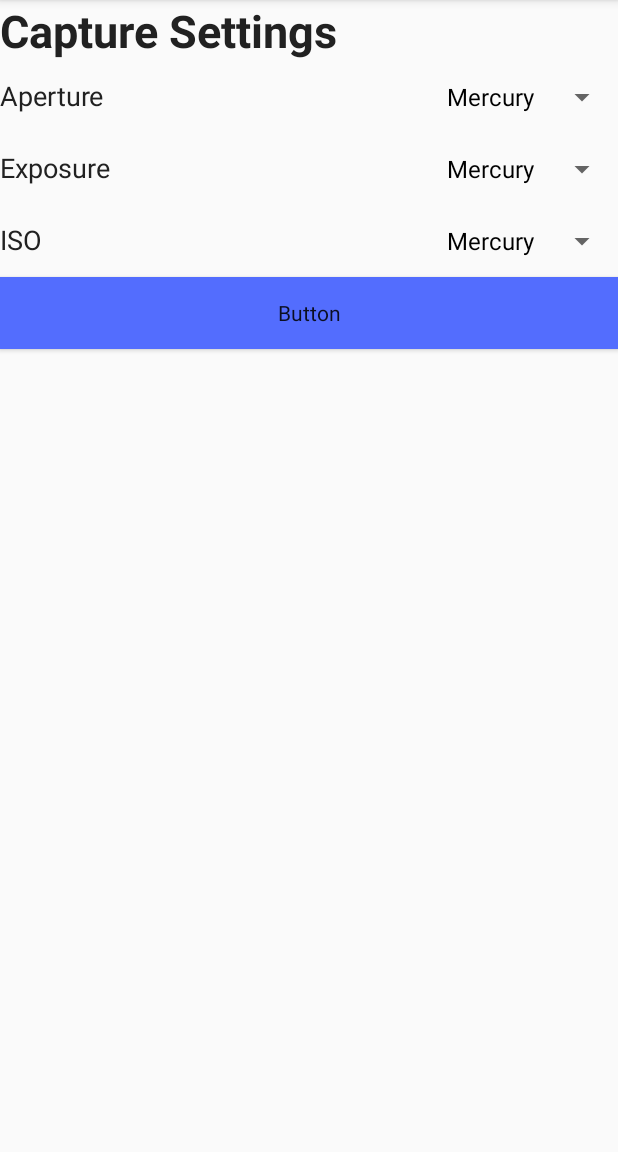
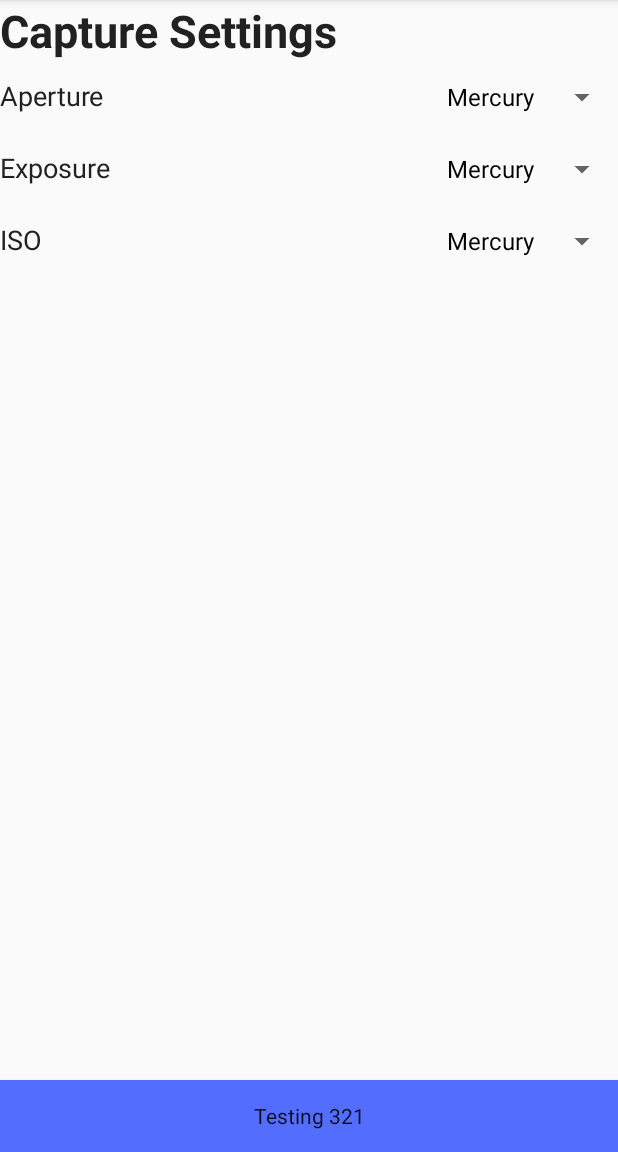
Before and after one commit to bobbutnotbob/AstroPi, an Android app: the screen it shows after launch (MainActivity), after a tap on "Button", on a phone screen of 412 x 824 dp, the part 84-1236 px from its top. Run offline under Robolectric (Android 15) with nearby library versions, the phone set to English and light mode, and no system bars.

Commit message:
*Moved button to bottom +Added button functionality

```diff
--- a/app/src/main/java/com/example/astropi/MainActivity.java
+++ b/app/src/main/java/com/example/astropi/MainActivity.java
@@ -5,7 +5,9 @@ import androidx.appcompat.app.AppCompatActivity;
 import android.os.Bundle;
 import android.view.View;
 import android.widget.ArrayAdapter;
+import android.widget.Button;
 import android.widget.Spinner;
+import android.widget.TextView;
 
 public class MainActivity extends AppCompatActivity {
 
@@ -18,14 +20,23 @@ public class MainActivity extends AppCompatActivity {
         Spinner exposure_dropdown = (Spinner) findViewById(R.id.exposure_dropdown);
         Spinner iso_dropdown = (Spinner) findViewById(R.id.iso_dropdown);
 
+        final Button select_settings = findViewById(R.id.select_settings);
+        select_settings.setOnClickListener(new View.OnClickListener() {
+            @Override
+            public void onClick(View v) {
+                if (select_settings.getText() == "Testing 321") {
+                    select_settings.setText("Testing 123");
+                }else {
+                    select_settings.setText("Testing 321");
+                }
+            }
+        });
+
         ArrayAdapter<CharSequence> adapter = ArrayAdapter.createFromResource(this, R.array.planets_array, android.R.layout.simple_spinner_dropdown_item);
         adapter.setDropDownViewResource(android.R.layout.simple_spinner_dropdown_item);
+
         aperture_dropdown.setAdapter(adapter);
         exposure_dropdown.setAdapter(adapter);
         iso_dropdown.setAdapter(adapter);
     }
-
-    public void sendMessage(View view) {
-        // Do someth
-    }
 }
--- a/app/src/main/res/layout/activity_main.xml
+++ b/app/src/main/res/layout/activity_main.xml
@@ -92,13 +92,18 @@
 
     </LinearLayout>
 
+    <Space
+        android:layout_width="0dp"
+        android:layout_height="0dp"
+        android:layout_weight="1"/>
+
     <Button
-        android:id="@+id/button"
+        android:id="@+id/select_settings"
         style="@style/AppTheme"
         android:layout_width="match_parent"
         android:layout_height="wrap_content"
         android:background="@color/colorAccent"
         android:onClick="sendMessage"
-        android:text="Button" />
+        android:text="Button"/>
 
 </LinearLayout>
```
